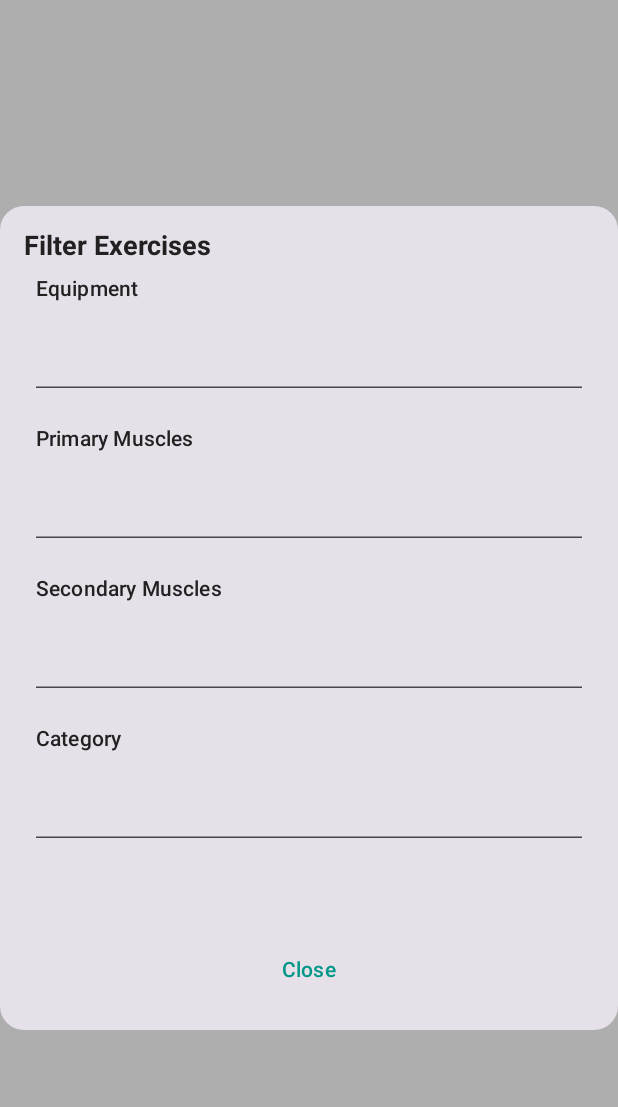
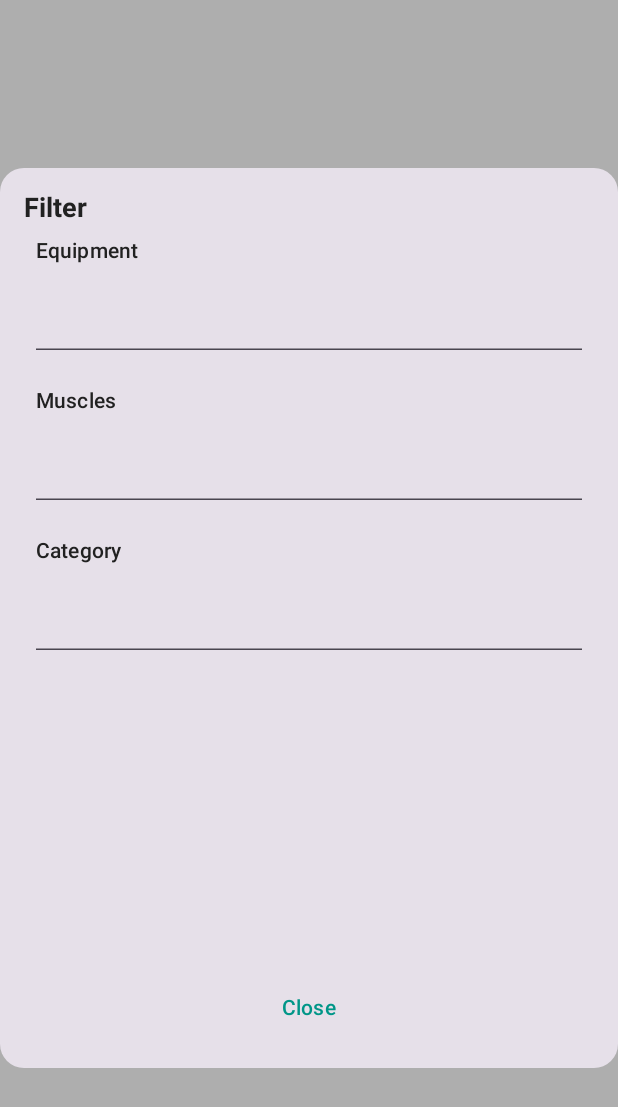
Before and after one commit to Devofure/WorkoutSchedule, an Android app built with Jetpack Compose: the @Preview function ExerciseFilterPreview, on a phone screen of 412 x 824 dp. Shown: the top 1107 px of the screen. Run offline under Robolectric (Android 15) with nearby library versions, the phone set to English and light mode, and no system bars.

Commit message:
minor improvements of the AddExerciseScreen and FilterExerciseScreen.kt

```diff
--- a/app/src/main/java/com/devofure/workoutschedule/ui/addexercise/AddExercisetScreen.kt
+++ b/app/src/main/java/com/devofure/workoutschedule/ui/addexercise/AddExercisetScreen.kt
@@ -11,6 +11,7 @@ import androidx.compose.foundation.layout.Row
 import androidx.compose.foundation.layout.Spacer
 import androidx.compose.foundation.layout.fillMaxSize
 import androidx.compose.foundation.layout.fillMaxWidth
+import androidx.compose.foundation.layout.heightIn
 import androidx.compose.foundation.layout.padding
 import androidx.compose.foundation.layout.size
 import androidx.compose.foundation.layout.width
@@ -254,24 +255,27 @@ private fun FilterDialog(
 ) {
     Dialog(onDismissRequest = { showDialog(false) }) {
         Card(
-            modifier = Modifier.fillMaxWidth(),
+            modifier = Modifier
+                .fillMaxWidth()
+                .heightIn(min = 100.dp, max = 600.dp), // Set a maximum height for the dialog
             shape = RoundedCornerShape(16.dp),
         ) {
             Column(modifier = Modifier.padding(16.dp)) {
                 Text(
                     style = MaterialTheme.typography.titleMedium,
-                    text = "Filter Exercises",
+                    text = "Filter",
                 )
+                Box(modifier = Modifier.weight(1f)) {
                     FilterExerciseScreen(
                         onFiltersSelected = { filters ->
                             selectedFilters(filters)
-                        showDialog(false)
                         },
                         equipmentOptions = equipmentOptions,
                         musclesOptions = musclesOptions,
                         categoryOptions = categoryOptions,
                     )
-                Spacer(modifier = Modifier.padding(24.dp))
+                }
+                Spacer(modifier = Modifier.padding(8.dp))
                 TextButton(
                     onClick = { showDialog(false) },
                     modifier = Modifier.align(Alignment.CenterHorizontally)
@@ -282,6 +286,7 @@ private fun FilterDialog(
         }
     }
 }
+
 
 @Composable
 fun ExerciseItem(
--- a/app/src/main/java/com/devofure/workoutschedule/ui/addexercise/FilterExerciseScreen.kt
+++ b/app/src/main/java/com/devofure/workoutschedule/ui/addexercise/FilterExerciseScreen.kt
@@ -12,8 +12,8 @@ import androidx.compose.foundation.layout.Spacer
 import androidx.compose.foundation.layout.fillMaxWidth
 import androidx.compose.foundation.layout.padding
 import androidx.compose.foundation.layout.size
-import androidx.compose.foundation.lazy.LazyColumn
-import androidx.compose.foundation.lazy.items
+import androidx.compose.foundation.rememberScrollState
+import androidx.compose.foundation.verticalScroll
 import androidx.compose.material.icons.Icons
 import androidx.compose.material.icons.filled.Check
 import androidx.compose.material.icons.filled.Close
@@ -50,9 +50,11 @@ fun FilterExerciseScreen(
     categoryOptions: List<String>,
 ) {
     val selectedAttributes = remember { mutableStateListOf<Pair<String, String>>() }
+    val scrollState = rememberScrollState()
     Column(
         modifier = Modifier
             .padding(horizontal = 8.dp)
+            .verticalScroll(state = scrollState)
             .fillMaxWidth()
     ) {
         FilterComponent(
@@ -63,18 +65,12 @@ fun FilterExerciseScreen(
         )
 
         FilterComponent(
-            attributeName = "Primary Muscles",
+            attributeName = "Muscles",
             options = musclesOptions,
             selectedAttributes = selectedAttributes,
             onFiltersSelected = onFiltersSelected
         )
 
-        FilterComponent(
-            attributeName = "Secondary Muscles",
-            options = musclesOptions,
-            selectedAttributes = selectedAttributes,
-            onFiltersSelected = onFiltersSelected
-        )
 
         FilterComponent(
             attributeName = "Category",
@@ -90,7 +86,6 @@ fun FilterExerciseScreen(
         }
     }
 }
-
 
 @Composable
 fun FilterComponent(
@@ -117,6 +112,7 @@ fun FilterComponent(
                                 modifier = Modifier.size(24.dp),
                                 onClick = {
                                     selectedAttributes.remove(attribute)
+                                    onFiltersSelected(selectedAttributes) // Update the selected filters
                                 },
                             ) {
                                 Icon(Icons.Filled.Close, contentDescription = "Remove")
@@ -153,8 +149,8 @@ fun FilterComponent(
         Spacer(modifier = Modifier.size(8.dp))
 
         if (showOptions) {
-            LazyColumn {
-                items(filteredOptions) { option ->
+            Column {
+                filteredOptions.take(5).forEach { option ->
                     AttributeItem(
                         attribute = option,
                         isSelected = selectedAttributes.contains(Pair(attributeName, option)),
@@ -165,7 +161,7 @@ fun FilterComponent(
                             } else {
                                 selectedAttributes.add(pair)
                             }
-                            onFiltersSelected(selectedAttributes)
+                            onFiltersSelected(selectedAttributes) // Update the selected filters
                         }
                     )
                 }
```
Lines whose indentation alone changed are shown as unchanged.
